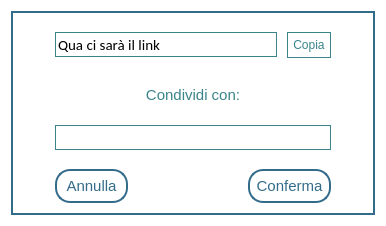
Old version of the form Client/condividi.ui in the repository MarcoFlo/Google-Drive.
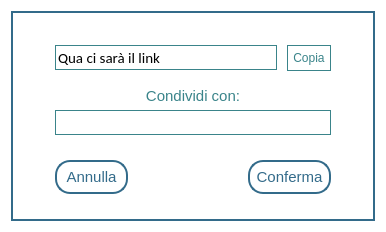
New version of the form.

The edit to the form file:
```diff
--- a/Client/condividi.ui
+++ b/Client/condividi.ui
@@ -37,7 +37,7 @@
          <number>32</number>
         </property>
         <property name="topMargin">
-         <number>6</number>
+         <number>19</number>
         </property>
         <property name="rightMargin">
          <number>32</number>
@@ -137,13 +137,13 @@
          <number>32</number>
         </property>
         <property name="topMargin">
-         <number>0</number>
+         <number>5</number>
         </property>
         <property name="rightMargin">
          <number>32</number>
         </property>
         <property name="bottomMargin">
-         <number>13</number>
+         <number>4</number>
         </property>
         <item>
          <widget class="QLabel" name="label_4">
@@ -199,9 +199,15 @@
         <property name="leftMargin">
          <number>32</number>
         </property>
+        <property name="topMargin">
+         <number>15</number>
+        </property>
         <property name="rightMargin">
          <number>32</number>
         </property>
+        <property name="bottomMargin">
+         <number>15</number>
+        </property>
         <item>
          <widget class="QPushButton" name="annulla">
           <property name="styleSheet">
```
